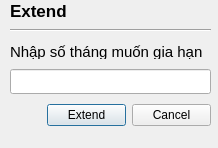
This is Pbl2/Extend.ui in TrisMinh/PBL2 as Qt 5 draws it before an edit. The edited form follows.
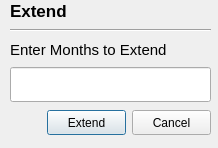
This is the edited form.

The edit to the form file:
```diff
--- a/Pbl2/Extend.ui
+++ b/Pbl2/Extend.ui
@@ -19,7 +19,7 @@
      <x>10</x>
      <y>40</y>
      <width>201</width>
-     <height>91</height>
+     <height>97</height>
     </rect>
    </property>
    <layout class="QVBoxLayout" name="verticalLayout_2">
@@ -42,7 +42,7 @@
          </font>
         </property>
         <property name="text">
-         <string>Nhập số tháng muốn gia hạn</string>
+         <string>Enter Months to Extend</string>
         </property>
        </widget>
       </item>
@@ -51,7 +51,7 @@
         <property name="minimumSize">
          <size>
           <width>0</width>
-          <height>25</height>
+          <height>35</height>
          </size>
         </property>
         <property name="placeholderText">
@@ -83,7 +83,7 @@
           <property name="minimumSize">
            <size>
             <width>55</width>
-            <height>18</height>
+            <height>25</height>
            </size>
           </property>
           <property name="styleSheet">
@@ -100,7 +100,7 @@
            <string>Extend</string>
           </property>
           <property name="checkable">
-           <bool>true</bool>
+           <bool>false</bool>
           </property>
          </widget>
         </item>
@@ -109,7 +109,7 @@
           <property name="minimumSize">
            <size>
             <width>18</width>
-            <height>18</height>
+            <height>25</height>
            </size>
           </property>
           <property name="styleSheet">
```
Left out of the diff: 21 changed lines with no effect on the pictures.
